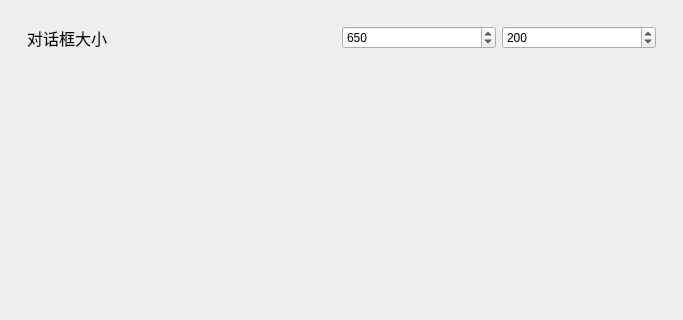
Qt form Mandarin/windows/setting/child/settingchild_general.ui (Mandarin715/Mandarin) before a commit; both pictures show x 0 to 683 and y 0 to 320 of the 683 by 504 pixel window.
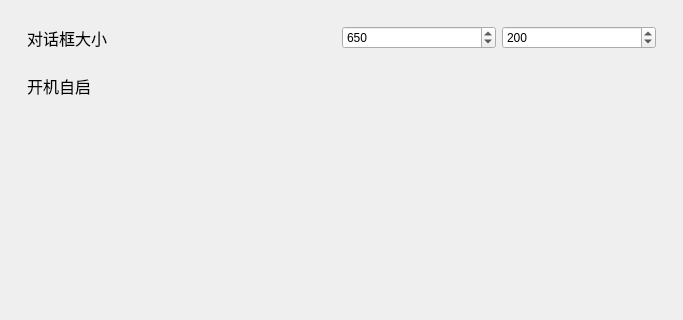
The same form after that commit. Custom widgets are drawn as their Qt base class.

Commit message: feat: 开机自启 + 启动优化 + 代码清理 (v1.7.2)

What changed in the file:
```diff
--- a/Mandarin/windows/setting/child/settingchild_general.ui
+++ b/Mandarin/windows/setting/child/settingchild_general.ui
@@ -101,6 +101,34 @@
          </layout>
         </widget>
        </item>
+       <item>
+        <widget class="ElaScrollPageArea" name="widget_AutoStart" native="true">
+         <property name="toolTip">
+          <string>开启后，Mandarin 将随系统启动自动运行</string>
+         </property>
+         <layout class="QHBoxLayout" name="horizontalLayout_AutoStart" stretch="2,1">
+          <property name="leftMargin">
+           <number>15</number>
+          </property>
+          <property name="rightMargin">
+           <number>15</number>
+          </property>
+          <item>
+           <widget class="ElaText" name="label_AutoStart">
+            <property name="font">
+             <font><pointsize>12</pointsize></font>
+            </property>
+            <property name="text">
+             <string>开机自启</string>
+            </property>
+           </widget>
+          </item>
+          <item>
+           <widget class="ElaToggleSwitch" name="ToggleSwitch_AutoStart" native="true"/>
+          </item>
+         </layout>
+        </widget>
+       </item>
        <item>
         <spacer name="verticalSpacer">
          <property name="orientation">
@@ -149,6 +177,11 @@
    <extends>QSpinBox</extends>
    <header location="global">ElaSpinBox.h</header>
   </customwidget>
+  <customwidget>
+   <class>ElaToggleSwitch</class>
+   <extends>QWidget</extends>
+   <header location="global">ElaToggleSwitch.h</header>
+  </customwidget>
  </customwidgets>
  <resources/>
  <connections/>
```
The commit also changes 16 other files.
